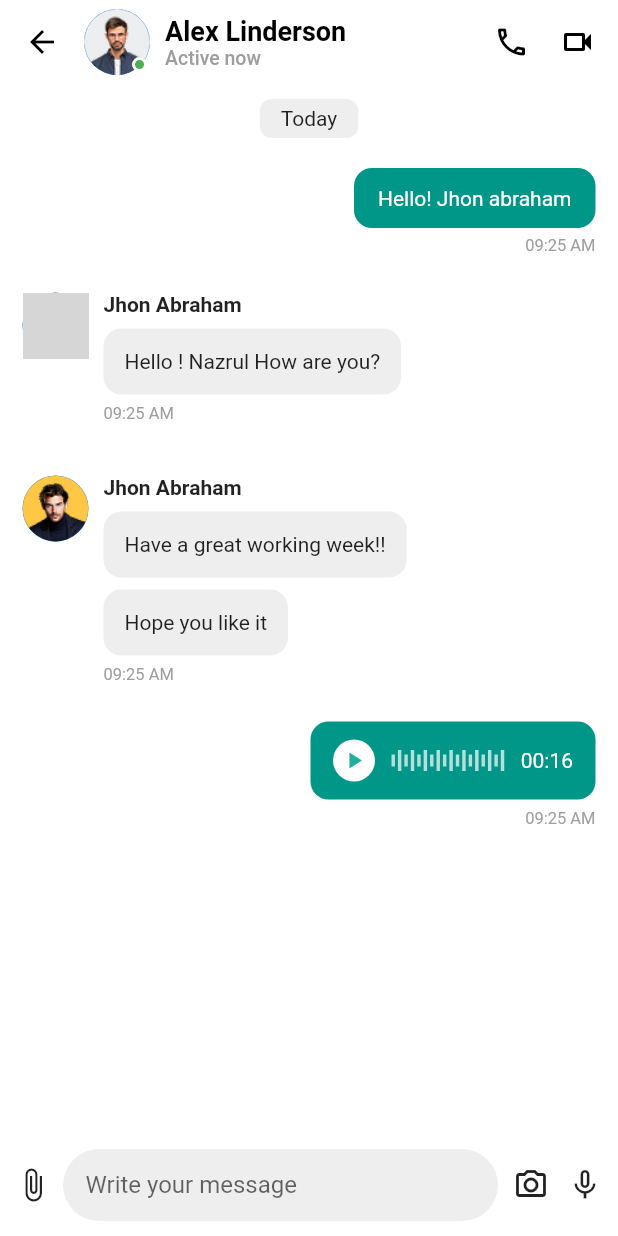
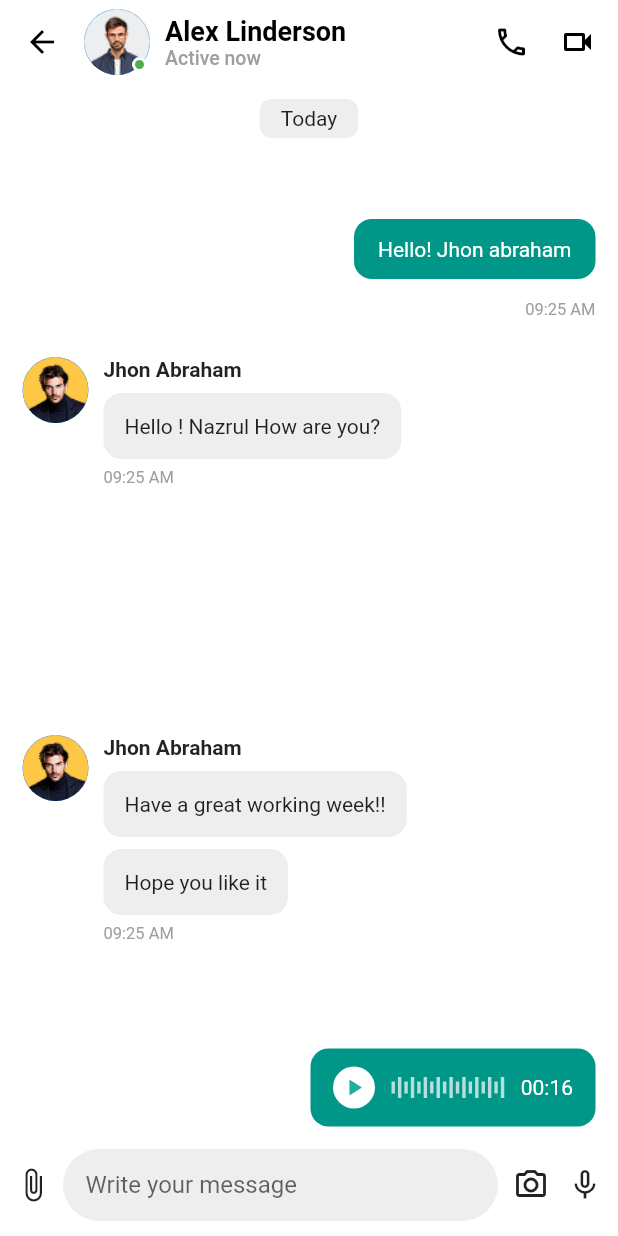
Before and after one commit to sanjaycp450-boop/FLUTTER-APPLICATION11, a Flutter app: the HOME_1 screen opened directly, after a tap on "Alex Linderson", on a phone screen of 412 x 824 dp. Run offline on Flutter 3.47's test engine with Material 3 defaults, Android fonts, the phone set to English and light mode, and no system bars; grey boxes are pictures that could not be loaded.

Commit message:
changes in home1 page

```diff
--- a/lib/home_1.dart
+++ b/lib/home_1.dart
@@ -172,7 +172,7 @@ class _HOME_1State extends State<HOME_1> {
             ),
           ),
           Container(
-            height: 572,
+            height: 587,
             width: double.infinity,
             decoration: BoxDecoration(
               color: Colors.white,
--- a/lib/massege.dart
+++ b/lib/massege.dart
@@ -129,7 +129,7 @@ class _MassegeState extends State<Massege> {
             child: Text("Today"),
           ),
 
-          SizedBox(height: 20),
+          SizedBox(height: 54),
 
           Expanded(
             child: ListView(
@@ -155,7 +155,7 @@ class _MassegeState extends State<Massege> {
                           style: TextStyle(color: Colors.white),
                         ),
                       ),
-                      SizedBox(height: 5),
+                      SizedBox(height: 14),
                       Text(
                         "09:25 AM",
                         style: TextStyle(color: Colors.grey, fontSize: 11),
@@ -171,7 +171,9 @@ class _MassegeState extends State<Massege> {
                   children: [
                     CircleAvatar(
                       radius: 22,
-                      backgroundImage: AssetImage("assets/profile.jpg"),
+                      backgroundImage: AssetImage(
+                        "assets/image/Rectangle 1092.png",
+                      ),
                     ),
 
                     SizedBox(width: 10),
@@ -187,6 +189,7 @@ class _MassegeState extends State<Massege> {
                         SizedBox(height: 8),
 
                         Container(
+
                           padding: EdgeInsets.all(14),
                           decoration: BoxDecoration(
                             color: Colors.grey.shade200,
@@ -206,7 +209,7 @@ class _MassegeState extends State<Massege> {
                   ],
                 ),
 
-                SizedBox(height: 35),
+                SizedBox(height: 165),
 
                 /// Receiver 2
                 Row(
@@ -262,7 +265,7 @@ class _MassegeState extends State<Massege> {
                   ],
                 ),
 
-                SizedBox(height: 25),
+                SizedBox(height: 70),
 
                 /// Voice Message
                 Align(
```
